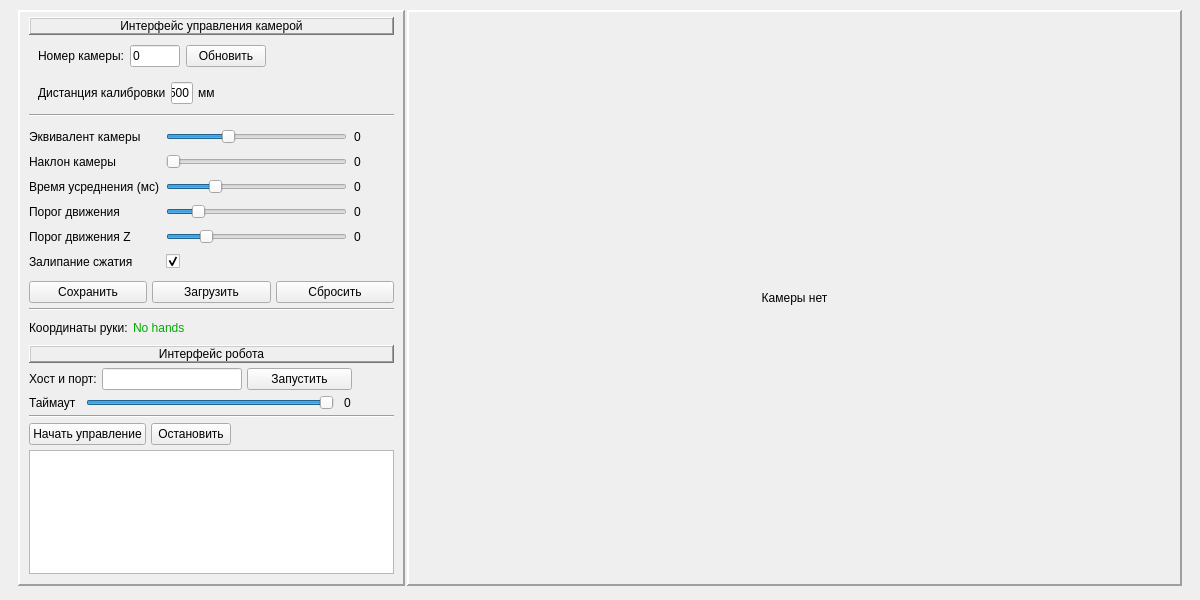
KirillHit/HandTracker, file py/HapHapch/Qt/PyQtWindow.ui: the form before one commit.
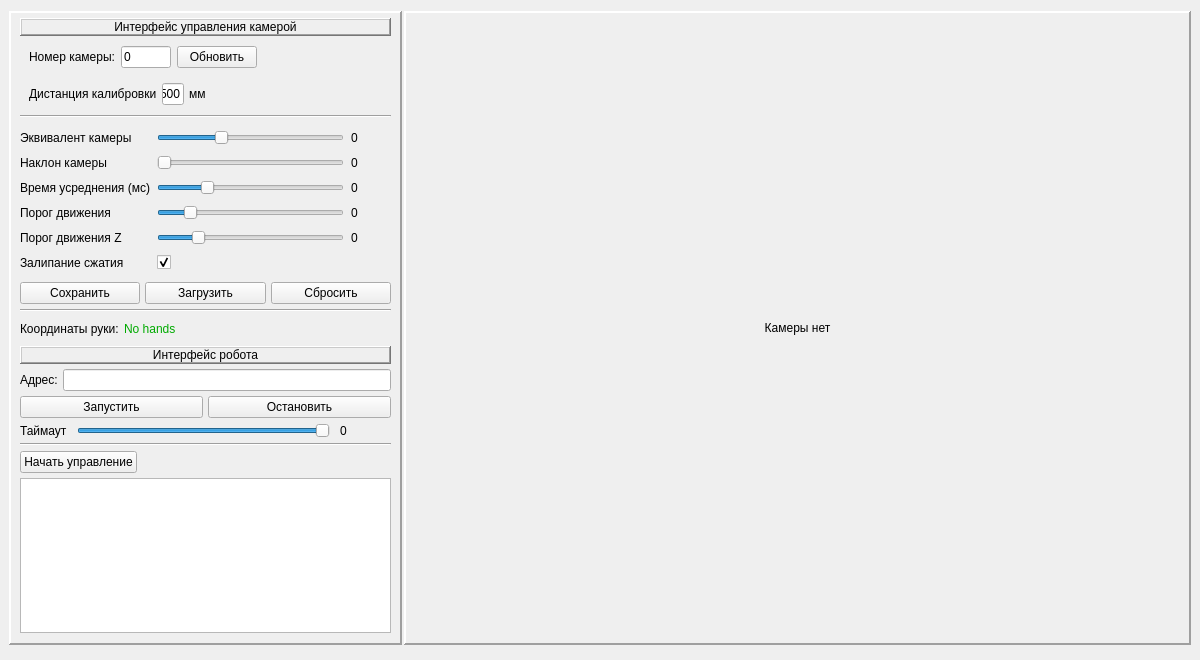
The form after the commit.

Patch:
```diff
--- a/py/HapHapch/Qt/PyQtWindow.ui
+++ b/py/HapHapch/Qt/PyQtWindow.ui
@@ -10,7 +10,7 @@
     <x>0</x>
     <y>0</y>
     <width>1200</width>
-    <height>600</height>
+    <height>660</height>
    </rect>
   </property>
   <property name="windowTitle">
@@ -18,6 +18,21 @@
   </property>
   <widget class="QWidget" name="centralwidget">
    <layout class="QGridLayout" name="gridLayout_6">
+    <property name="leftMargin">
+     <number>0</number>
+    </property>
+    <property name="topMargin">
+     <number>10</number>
+    </property>
+    <property name="rightMargin">
+     <number>0</number>
+    </property>
+    <property name="bottomMargin">
+     <number>10</number>
+    </property>
+    <property name="spacing">
+     <number>0</number>
+    </property>
     <item row="0" column="0">
      <widget class="QFrame" name="verticalFrame">
       <property name="frameShape">
@@ -612,8 +627,14 @@
              <layout class="QHBoxLayout" name="horizontalLayout_4">
               <item>
                <widget class="QLabel" name="label_12">
+                <property name="sizePolicy">
+                 <sizepolicy hsizetype="Fixed" vsizetype="Preferred">
+                  <horstretch>0</horstretch>
+                  <verstretch>0</verstretch>
+                 </sizepolicy>
+                </property>
                 <property name="text">
-                 <string>Хост и порт:</string>
+                 <string>Адрес:</string>
                 </property>
                 <property name="margin">
                  <number>5</number>
@@ -622,15 +643,21 @@
               </item>
               <item>
                <widget class="QLineEdit" name="IpLineEdit">
+                <property name="sizePolicy">
+                 <sizepolicy hsizetype="Expanding" vsizetype="Fixed">
+                  <horstretch>0</horstretch>
+                  <verstretch>0</verstretch>
+                 </sizepolicy>
+                </property>
                 <property name="minimumSize">
                  <size>
-                  <width>140</width>
+                  <width>0</width>
                   <height>0</height>
                  </size>
                 </property>
                 <property name="maximumSize">
                  <size>
-                  <width>140</width>
+                  <width>16777215</width>
                   <height>16777215</height>
                  </size>
                 </property>
@@ -647,17 +674,21 @@
                 </property>
                </widget>
               </item>
+             </layout>
+            </item>
+            <item>
+             <layout class="QHBoxLayout" name="horizontalLayout_7">
               <item>
                <widget class="QPushButton" name="StartServerBut">
                 <property name="sizePolicy">
-                 <sizepolicy hsizetype="MinimumExpanding" vsizetype="Fixed">
+                 <sizepolicy hsizetype="Expanding" vsizetype="Fixed">
                   <horstretch>0</horstretch>
                   <verstretch>0</verstretch>
                  </sizepolicy>
                 </property>
                 <property name="minimumSize">
                  <size>
-                  <width>105</width>
+                  <width>0</width>
                   <height>0</height>
                  </size>
                 </property>
@@ -667,15 +698,15 @@
                </widget>
               </item>
               <item>
-               <widget class="QLabel" name="label_14">
+               <widget class="QPushButton" name="PauseRobotBut">
                 <property name="sizePolicy">
-                 <sizepolicy hsizetype="Expanding" vsizetype="Preferred">
+                 <sizepolicy hsizetype="Expanding" vsizetype="Fixed">
                   <horstretch>0</horstretch>
                   <verstretch>0</verstretch>
                  </sizepolicy>
                 </property>
                 <property name="text">
-                 <string/>
+                 <string>Остановить</string>
                 </property>
                </widget>
               </item>
@@ -737,13 +768,6 @@
                 </property>
                </widget>
               </item>
-              <item>
-               <widget class="QPushButton" name="PauseRobotBut">
-                <property name="text">
-                 <string>Остановить</string>
-                </property>
-               </widget>
-              </item>
               <item>
                <widget class="QLabel" name="label_19">
                 <property name="sizePolicy">
@@ -791,6 +815,12 @@
                    <verstretch>0</verstretch>
                   </sizepolicy>
                  </property>
+                 <property name="minimumSize">
+                  <size>
+                   <width>0</width>
+                   <height>40</height>
+                  </size>
+                 </property>
                  <property name="styleSheet">
                   <string notr="true"/>
                  </property>
```
